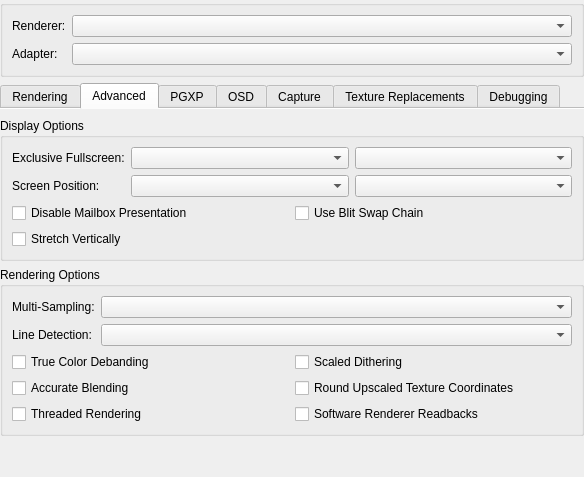
stenzek/duckstation, file src/duckstation-qt/graphicssettingswidget.ui: the form before one commit.
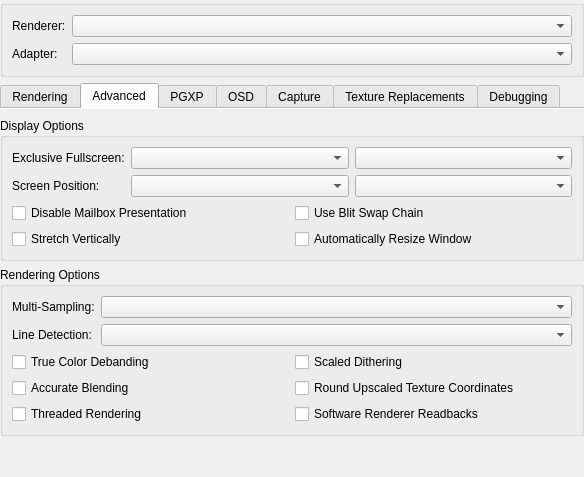
The form after the commit. The open tabs and pages were chosen to show the change.

Commit message: System: Add option to automatically resize window

What changed in the file:
```diff
--- a/src/duckstation-qt/graphicssettingswidget.ui
+++ b/src/duckstation-qt/graphicssettingswidget.ui
@@ -355,6 +355,13 @@
               </property>
              </widget>
             </item>
+            <item row="1" column="1">
+             <widget class="QCheckBox" name="automaticallyResizeWindow">
+              <property name="text">
+               <string>Automatically Resize Window</string>
+              </property>
+             </widget>
+            </item>
            </layout>
           </item>
           <item row="1" column="1">
```
The commit also changes 5 other files.
